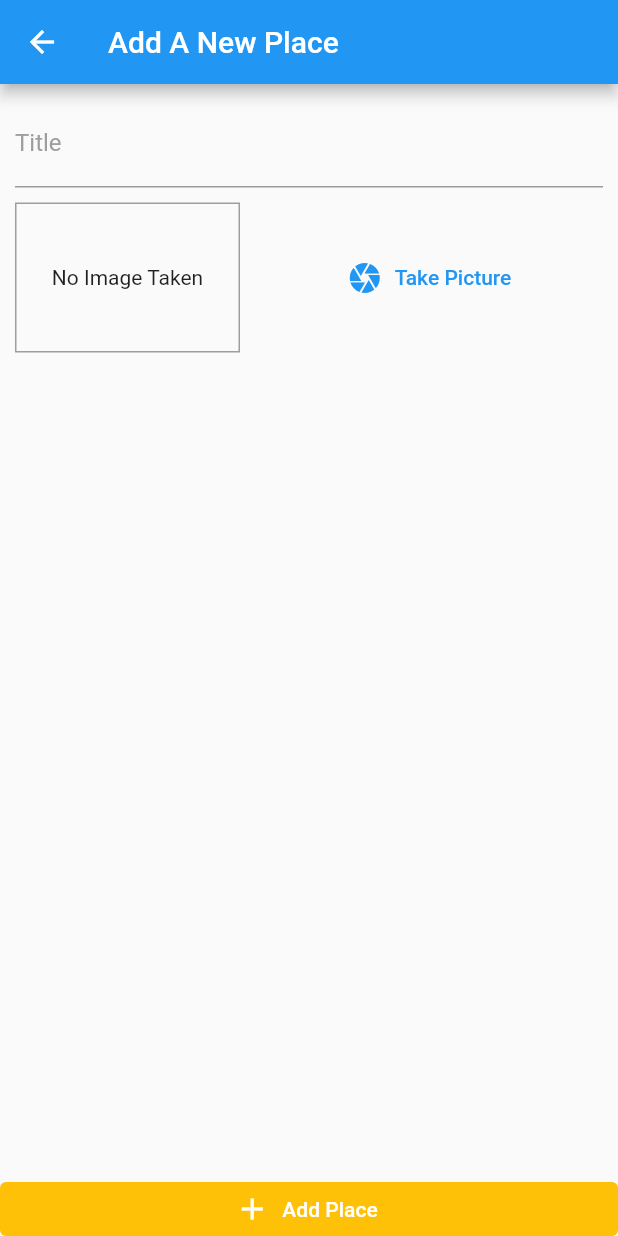
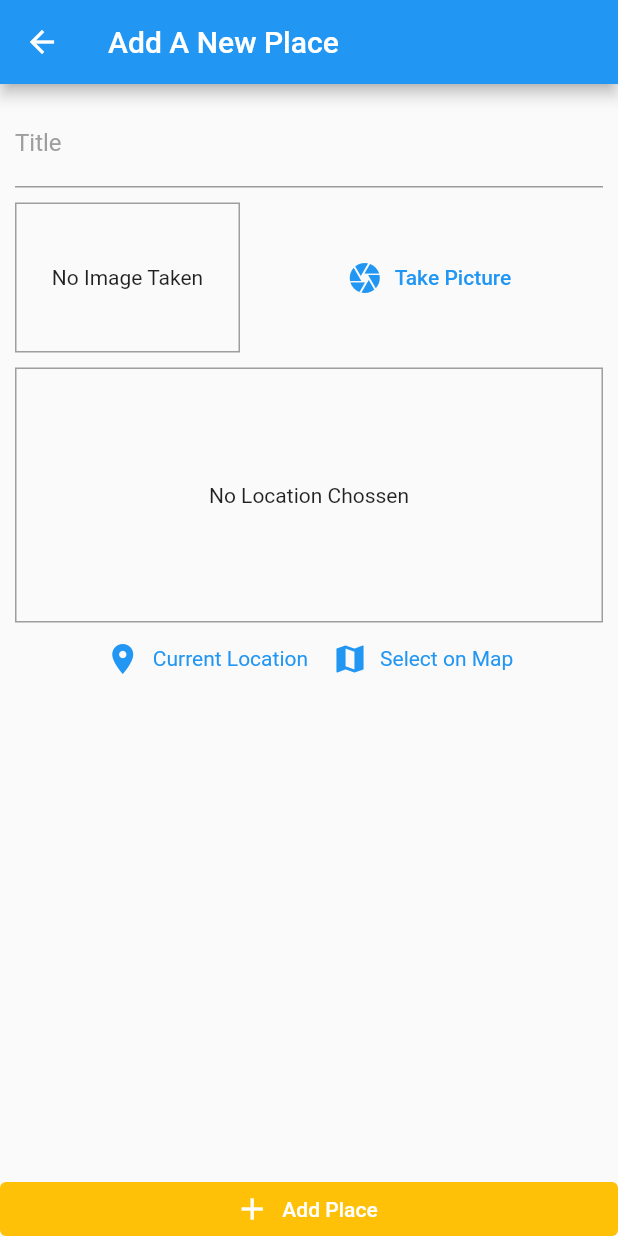
Before and after one commit to Guyco070/Great_places_app-Flutter-Udemy-5th-project, a Flutter app: the screen it shows after launch, after a tap on the "add" icon, on a phone screen of 412 x 824 dp. Run offline on Flutter 3.47's test engine with Material 2 defaults, Android fonts, the phone set to English and light mode, and no system bars; our stand-ins replace google_maps_flutter, image_picker, location, sqflite; accounts and stored records are empty.

Commit message:
section 13 - end

```diff
--- /dev/null
+++ b/lib/helpers/db_helpers.dart
@@ -0,0 +1,24 @@
+import 'package:sqflite/sqflite.dart' as sql;
+import 'package:path/path.dart' as path;
+
+class DBHelper {
+  static Future<sql.Database> database() async {
+    final dbPath = await sql.getDatabasesPath();
+    return sql.openDatabase(path.join(dbPath, 'places.db'),
+        onCreate: (db, version) {
+      return db.execute(
+          'CREATE TABLE user_places(id TEXT PRIMARY KEY, title TEXT, image TEXT, loc_lat REAL, loc_lng REAL, address TEXT)');
+    }, version: 1);
+  }
+
+  static Future<void> insert(String table, Map<String, Object> data) async {
+    final db = await database();
+    await db.insert(table, data,
+        conflictAlgorithm: sql.ConflictAlgorithm.replace);
+  }
+
+  static Future<List<Map<String, dynamic>>> getData(String table) async {
+    final db = await database();
+    return db.query(table);
+  }
+}
--- /dev/null
+++ b/lib/helpers/location_helper.dart
@@ -0,0 +1,19 @@
+import 'dart:convert';
+
+import 'package:http/http.dart' as http;
+
+const GOOGLE_API_KEY = 'AIzaSyCNzaSVvHHrvKKXYOqYe4jFHkE_hKFUI4w';
+
+class LocationHelper {
+  static String generateLocationPreviewImage(
+      {double? latitude, double? longitude}) {
+    return 'https://maps.googleapis.com/maps/api/staticmap?center=&$latitude,$longitude&zoom=16&size=600x300&maptype=roadmap&markers=color:red%7Clabel:S%7C$latitude,$longitude&key=$GOOGLE_API_KEY';
+  }
+
+  static Future<String> getPlaceAdress(double lat, double lng) async {
+    final url =
+        'https://maps.googleapis.com/maps/api/geocode/json?latlng=$lat,$lng&key=$GOOGLE_API_KEY';
+    final response = await http.get(Uri.parse(url));
+    return jsonDecode(response.body)['results'][0]['formatted_address'];
+  }
+}
--- a/lib/main.dart
+++ b/lib/main.dart
@@ -1,6 +1,7 @@
 import 'package:flutter/material.dart';
 import 'package:great_places_app/providers/great_places.dart';
 import 'package:great_places_app/screens/add_place_screen.dart';
+import 'package:great_places_app/screens/place_detail_screen.dart';
 import 'package:great_places_app/screens/places_list_screen.dart';
 import 'package:provider/provider.dart';
 
@@ -27,6 +28,7 @@ class MyApp extends StatelessWidget {
         home: const PlacesListScreen(),
         routes: {
           AddPlaceScreen.routeName: (context) => const AddPlaceScreen(),
+          PlaceDetailScreen.routeName : ((context) => const PlaceDetailScreen())
         },
       ),
     );
--- a/lib/models/place.dart
+++ b/lib/models/place.dart
@@ -5,13 +5,13 @@ class PlaceLocation {
   final double longitude;
   final String? address;
 
-  PlaceLocation({required this.latitude, required this.longitude, this.address});
+  const PlaceLocation({required this.latitude, required this.longitude, this.address});
 }
 
 class Place {
   final String id;
   final String title;
-  final PlaceLocation location;
+  final PlaceLocation? location;
   final File image;
 
   Place(
--- a/lib/providers/great_places.dart
+++ b/lib/providers/great_places.dart
@@ -1,14 +1,58 @@
 import 'dart:io';
 
 import 'package:flutter/foundation.dart';
+import 'package:great_places_app/helpers/db_helpers.dart';
+import 'package:great_places_app/helpers/location_helper.dart';
 import '../models/place.dart';
 
 class GreatPlaces with ChangeNotifier {
-  List<Place> _items = [
-    Place(id: '1111', title: 'title', location: PlaceLocation(latitude: 5, longitude: 9, address:  'ssss'), image: File('sss')),
-  ];
+  List<Place> _items = [];
 
   List<Place> get items {
     return [..._items];
   }
+
+  Place findById(String id) {
+    return _items.firstWhere((place) => place.id == id);
+  }
+
+  Future<void> addPlace(String pickedTitle, File pickedImage,
+      PlaceLocation pickedLocation) async {
+    final address = await LocationHelper.getPlaceAdress(
+        pickedLocation.latitude, pickedLocation.longitude);
+    final updatedLoaction = PlaceLocation(
+        latitude: pickedLocation.latitude,
+        longitude: pickedLocation.longitude,
+        address: address);
+    final newPlace = Place(
+        id: DateTime.now().toString(),
+        title: pickedTitle,
+        location: updatedLoaction,
+        image: pickedImage);
+    _items.add(newPlace);
+    notifyListeners();
+    DBHelper.insert('user_places', {
+      'id': newPlace.id,
+      'title': newPlace.title,
+      'image': newPlace.image.path,
+      'loc_lat': newPlace.location!.latitude,
+      'loc_lng': newPlace.location!.longitude,
+      'address': newPlace.location!.address!,
+    });
+  }
+
+  Future<void> fetchAndSetPlaces() async {
+    final dataList = await DBHelper.getData('user_places');
+    _items = dataList
+        .map((item) => Place(
+            id: item['id'],
+            title: item['title'],
+            location: PlaceLocation(
+                latitude: item['loc_lat'],
+                longitude: item['loc_lng'],
+                address: item['address']),
+            image: File(item['image'])))
+        .toList();
+    notifyListeners();
+  }
 }
--- a/lib/screens/add_place_screen.dart
+++ b/lib/screens/add_place_screen.dart
@@ -1,5 +1,11 @@
+import 'dart:io';
+
 import 'package:flutter/material.dart';
+import 'package:great_places_app/models/place.dart';
+import 'package:great_places_app/providers/great_places.dart';
 import 'package:great_places_app/widgets/image_input.dart';
+import 'package:great_places_app/widgets/location_input.dart';
+import 'package:provider/provider.dart';
 
 class AddPlaceScreen extends StatefulWidget {
   const AddPlaceScreen({Key? key}) : super(key: key);
@@ -11,6 +17,25 @@ class AddPlaceScreen extends StatefulWidget {
 
 class _AddPlaceScreenState extends State<AddPlaceScreen> {
   final _titleController = TextEditingController();
+  File? _pickedImage;
+  PlaceLocation? _pickedLocation;
+
+  void _selectImage(File pickedImage) {
+    _pickedImage = pickedImage;
+  }
+
+  void _selectPlace(double lat, double lng) {
+    _pickedLocation = PlaceLocation(latitude: lat, longitude: lng);
+  }
+
+  void _ssavePlace() {
+    if (_titleController.text.isEmpty || _pickedImage == null || _pickedLocation == null) {
+      return;
+    }
+    Provider.of<GreatPlaces>(context, listen: false)
+        .addPlace(_titleController.text, _pickedImage!, _pickedLocation!);
+    Navigator.pop(context);
+  }
 
   @override
   Widget build(BuildContext context) {
@@ -28,17 +53,27 @@ class _AddPlaceScreenState extends State<AddPlaceScreen> {
                 child: Column(
                   children: [
                     TextField(
-                      decoration: const InputDecoration(labelText: 'Title', labelStyle: TextStyle(color: Colors.grey)),
+                      decoration: const InputDecoration(
+                          labelText: 'Title',
+                          labelStyle: TextStyle(color: Colors.grey)),
                       controller: _titleController,
                     ),
-                    const SizedBox(height: 10,),
-                    const ImageInput()
+                    const SizedBox(
+                      height: 10,
+                    ),
+                    ImageInput(
+                      onSelectImage: _selectImage,
+                    ),
+                    SizedBox(
+                      height: 10,
+                    ),
+                    LocationInput(onSelectPlace: _selectPlace),
                   ],
                 ),
               ),
             )),
             ElevatedButton.icon(
-              onPressed: () {},
+              onPressed: _ssavePlace,
               icon: const Icon(Icons.add),
               label: const Text('Add Place'),
               style: ButtonStyle(
--- a/lib/screens/places_list_screen.dart
+++ b/lib/screens/places_list_screen.dart
@@ -1,6 +1,7 @@
 import 'package:flutter/material.dart';
 import 'package:great_places_app/providers/great_places.dart';
 import 'package:great_places_app/screens/add_place_screen.dart';
+import 'package:great_places_app/screens/place_detail_screen.dart';
 import 'package:provider/provider.dart';
 
 class PlacesListScreen extends StatelessWidget {
@@ -8,7 +9,6 @@ class PlacesListScreen extends StatelessWidget {
 
   @override
   Widget build(BuildContext context) {
-    var places = Provider.of<GreatPlaces>(context, listen: false).items;
     return Scaffold(
       appBar: AppBar(
         title: const Text('Your Places'),
@@ -20,11 +20,33 @@ class PlacesListScreen extends StatelessWidget {
               icon: const Icon(Icons.add)),
         ],
       ),
-        body: Container(
-          child: ListView.builder(
-              itemCount: places.length,
-              itemBuilder: ((context, index) =>
-                  Card(child: Text(places[index].title)))),
-        ));
+      body: FutureBuilder(
+        future: Provider.of<GreatPlaces>(context, listen: false)
+            .fetchAndSetPlaces(),
+        builder: (ctx, snapshot) => snapshot.connectionState ==
+                ConnectionState.waiting
+            ? const Center(child: CircularProgressIndicator())
+            : Consumer<GreatPlaces>(
+                child: const Center(
+                    child: Text('Got no places yet, start adding some!')),
+                builder: (context, greatPlaces, child) => greatPlaces
+                        .items.isEmpty
+                    ? child!
+                    : ListView.builder(
+                        itemCount: greatPlaces.items.length,
+                        itemBuilder: ((context, index) => ListTile(
+                              leading: CircleAvatar(
+                                  backgroundImage: FileImage(
+                                      greatPlaces.items[index].image)),
+                              title: Text(greatPlaces.items[index].title),
+                              subtitle: Text(
+                                  greatPlaces.items[index].location!.address!),
+                              onTap: () {
+                                Navigator.pushNamed(
+                                    context, PlaceDetailScreen.routeName, arguments: greatPlaces.items[index].id);
+                              },
+                            )))),
+      ),
+    );
   }
 }
--- a/lib/widgets/image_input.dart
+++ b/lib/widgets/image_input.dart
@@ -1,16 +1,34 @@
 import 'dart:io';
 
 import 'package:flutter/material.dart';
+import 'package:image_picker/image_picker.dart';
+import 'package:path/path.dart' as path;
+import 'package:path_provider/path_provider.dart' as syspaths;
 
 class ImageInput extends StatefulWidget {
-  const ImageInput({Key? key}) : super(key: key);
-
+  const ImageInput({Key? key, required this.onSelectImage}) : super(key: key);
+  final Function onSelectImage;
   @override
   State<ImageInput> createState() => _ImageInputState();
 }
 
 class _ImageInputState extends State<ImageInput> {
   File? _storedImage;
+
+  Future<void> _takeImage() async {
+    final picker = ImagePicker();
+    final imageFlie =
+        await picker.pickImage(source: ImageSource.camera, maxWidth: 600);
+    if (imageFlie == null) return;
+
+    setState(() {
+      _storedImage = File(imageFlie.path);
+    });
+    final appDir = await syspaths.getApplicationDocumentsDirectory();
+    final fileName = path.basename(_storedImage!.path);
+    final savedImage = await _storedImage?.copy('${appDir.path}/$fileName');
+    widget.onSelectImage(savedImage);
+  }
 
   @override
   Widget build(BuildContext context) {
@@ -19,28 +37,33 @@ class _ImageInputState extends State<ImageInput> {
         Container(
           width: 150,
           height: 100,
-          decoration: BoxDecoration(
-            border: Border.all(width: 1, color: Colors.grey)
-          ),
+          decoration:
+              BoxDecoration(border: Border.all(width: 1, color: Colors.grey)),
           alignment: Alignment.center,
-          child: _storedImage != null ? Image.file(
+          child: _storedImage != null
+              ? Image.file(
                   _storedImage!,
                   fit: BoxFit.cover,
                   width: double.infinity,
                 )
-            : const Text('No Image Taken', textAlign: TextAlign.center,),
+              : const Text(
+                  'No Image Taken',
+                  textAlign: TextAlign.center,
                 ),
-        const SizedBox(width: 10,),
+        ),
+        const SizedBox(
+          width: 10,
+        ),
         Expanded(
             child: TextButton.icon(
-                onPressed: (){},
+          onPressed: _takeImage,
           icon: const Icon(Icons.camera),
           label: const Text('Take Picture'),
           style: ButtonStyle(
-                  foregroundColor: MaterialStateProperty.all(Theme.of(context).primaryColor),
+            foregroundColor:
+                MaterialStateProperty.all(Theme.of(context).primaryColor),
           ),
-              )
-          )
+        ))
       ],
     );
   }
--- /dev/null
+++ b/lib/widgets/location_input.dart
@@ -0,0 +1,93 @@
+import 'package:flutter/material.dart';
+import 'package:google_maps_flutter/google_maps_flutter.dart';
+import 'package:great_places_app/screens/map_screen.dart';
+import 'package:location/location.dart';
+import '../helpers/location_helper.dart';
+
+class LocationInput extends StatefulWidget {
+  const LocationInput({Key? key, required this.onSelectPlace})
+      : super(key: key);
+  final Function onSelectPlace;
+
+  @override
+  State<LocationInput> createState() => _LocationInputState();
+}
+
+class _LocationInputState extends State<LocationInput> {
+  String? _previewImageUrl;
+
+  void _showPreview(double lat, double lng) {
+    final staticMapImageUrl = LocationHelper.generateLocationPreviewImage(
+        latitude: lat, longitude: lng);
+    setState(() {
+      _previewImageUrl = staticMapImageUrl;
+    });
+  }
+
+  Future<void> _getCurrentUserLocation() async {
+    try {
+      final locData = await Location().getLocation();
+      _showPreview(locData.latitude!, locData.longitude!);
+      widget.onSelectPlace(locData.latitude, locData.longitude);
+    } catch (error) {
+      return;
+    }
+  }
+
+  Future<void> _selectOnMap() async {
+    final selectedLocation =
+        await Navigator.of(context).push<LatLng>(MaterialPageRoute(
+            fullscreenDialog: true,
+            builder: (ctx) => const MapScreen(
+                  isSelecting: true,
+                )));
+    if (selectedLocation == null) {
+      return;
+    }
+    _showPreview(selectedLocation.latitude, selectedLocation.longitude);
+    widget.onSelectPlace(selectedLocation.latitude, selectedLocation.longitude);
+  }
+
+  @override
+  Widget build(BuildContext context) {
+    return Column(
+      children: [
+        Container(
+            height: 170,
+            width: double.infinity,
+            alignment: Alignment.center,
+            decoration:
+                BoxDecoration(border: Border.all(width: 1, color: Colors.grey)),
+            child: _previewImageUrl == null
+                ? const Text(
+                    'No Location Chossen',
+                    textAlign: TextAlign.center,
+                  )
+                : Image.network(
+                    _previewImageUrl!,
+                    fit: BoxFit.cover,
+                    width: double.infinity,
+                  )),
+        Row(
+          mainAxisAlignment: MainAxisAlignment.center,
+          children: [
+            TextButton.icon(
+              onPressed: _getCurrentUserLocation,
+              icon: const Icon(Icons.location_on),
+              label: const Text('Current Location'),
+              style: TextButton.styleFrom(
+                  textStyle: TextStyle(color: Theme.of(context).primaryColor)),
+            ),
+            TextButton.icon(
+              onPressed: _selectOnMap,
+              icon: const Icon(Icons.map),
+              label: const Text('Select on Map'),
+              style: TextButton.styleFrom(
+                  textStyle: TextStyle(color: Theme.of(context).primaryColor)),
+            ),
+          ],
+        )
+      ],
+    );
+  }
+}
```
Also changed, not shown: lib/screens/map_screen.dart (added, +58 -0 lines), lib/screens/place_detail_screen.dart (+46 -0 lines), pubspec.yaml (+7 -2 lines), pubspec.lock, 5 other files. Lines whose indentation alone changed are shown as unchanged.
